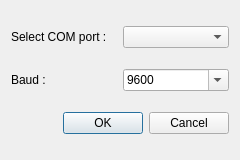
wevsty/KVM-over-USB, file client/ui/ui_resource/controller_device_setup.ui: the form before one commit.
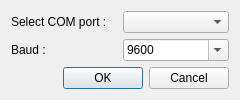
The form after the commit.

Commit message: change dialog window default size

What changed in the file:
```diff
--- a/client/ui/ui_resource/controller_device_setup.ui
+++ b/client/ui/ui_resource/controller_device_setup.ui
@@ -7,7 +7,7 @@
     <x>0</x>
     <y>0</y>
     <width>240</width>
-    <height>160</height>
+    <height>100</height>
    </rect>
   </property>
   <property name="windowTitle">
```
The commit also changes 1 other file.
